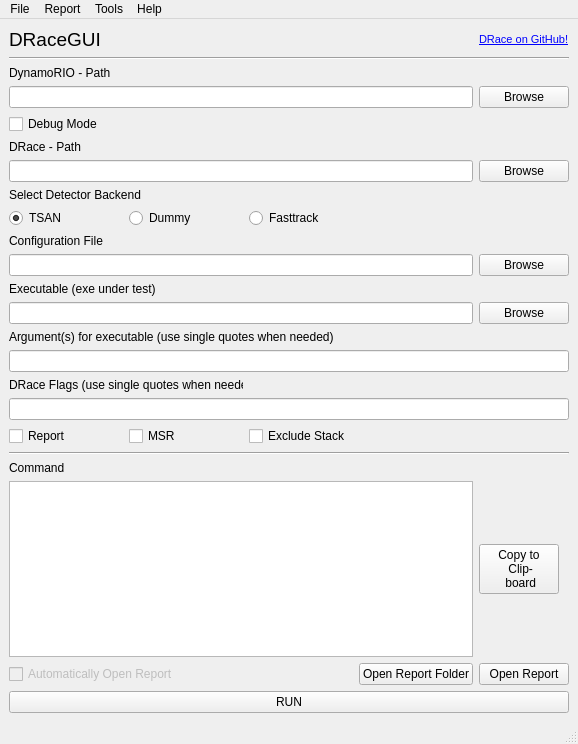
This is tools/DRaceGUI/qt/draceGUI.ui in fmoessbauer/drace as Qt 5 draws it before an edit. The edited form follows.
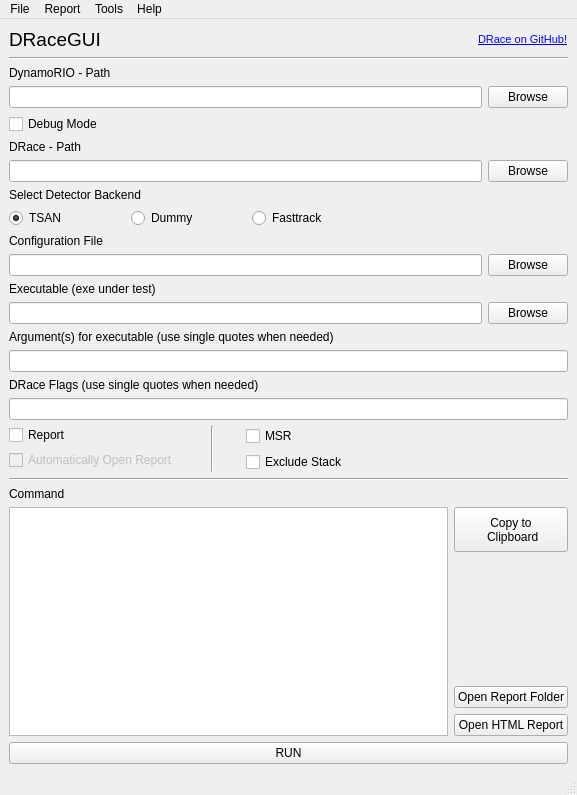
This is the edited form.

Commit message: refactor: rearrange and adjust GUI buttons

Diff of the .ui file:
```diff
--- a/tools/DRaceGUI/qt/draceGUI.ui
+++ b/tools/DRaceGUI/qt/draceGUI.ui
@@ -6,292 +6,447 @@
    <rect>
     <x>0</x>
     <y>0</y>
-    <width>578</width>
-    <height>744</height>
+    <width>577</width>
+    <height>795</height>
    </rect>
   </property>
   <property name="minimumSize">
    <size>
-    <width>578</width>
-    <height>744</height>
+    <width>577</width>
+    <height>795</height>
    </size>
   </property>
   <property name="windowTitle">
    <string>DRaceGUI</string>
   </property>
   <widget class="QWidget" name="centralwidget">
-   <layout class="QGridLayout" name="gridLayout">
-    <item row="12" column="0" colspan="4">
-     <widget class="QLineEdit" name="exe_input"/>
-    </item>
-    <item row="14" column="0" colspan="5">
-     <widget class="QLineEdit" name="exe_args_input"/>
-    </item>
-    <item row="4" column="0" colspan="2">
-     <widget class="QCheckBox" name="dr_debug">
-      <property name="text">
-       <string>Debug Mode</string>
-      </property>
-     </widget>
-    </item>
-    <item row="3" column="4">
-     <widget class="QPushButton" name="dr_path_btn">
-      <property name="text">
-       <string>Browse</string>
-      </property>
-     </widget>
-    </item>
-    <item row="17" column="1">
-     <widget class="QCheckBox" name="msr_box">
-      <property name="text">
-       <string>MSR</string>
-      </property>
-     </widget>
-    </item>
-    <item row="2" column="0" colspan="2">
-     <widget class="QLabel" name="label_2">
-      <property name="text">
-       <string>DynamoRIO - Path</string>
-      </property>
-     </widget>
-    </item>
-    <item row="17" column="0">
-     <widget class="QCheckBox" name="report_creation">
-      <property name="text">
-       <string>Report</string>
-      </property>
-     </widget>
-    </item>
-    <item row="0" column="4">
-     <widget class="QLabel" name="drace_link">
-      <property name="text">
-       <string>&lt;!DOCTYPE HTML PUBLIC &quot;-//W3C//DTD HTML 4.0//EN&quot; &quot;http://www.w3.org/TR/REC-html40/strict.dtd&quot;&gt;
+   <layout class="QVBoxLayout" name="verticalLayout_3">
+    <item>
+     <layout class="QHBoxLayout" name="horizontalLayout">
+      <item alignment="Qt::AlignLeft">
+       <widget class="QLabel" name="label">
+        <property name="font">
+         <font>
+          <pointsize>14</pointsize>
+         </font>
+        </property>
+        <property name="text">
+         <string>DRaceGUI</string>
+        </property>
+       </widget>
+      </item>
+      <item alignment="Qt::AlignRight">
+       <widget class="QLabel" name="drace_link">
+        <property name="text">
+         <string>&lt;!DOCTYPE HTML PUBLIC &quot;-//W3C//DTD HTML 4.0//EN&quot; &quot;http://www.w3.org/TR/REC-html40/strict.dtd&quot;&gt;
 &lt;html&gt;&lt;head&gt;&lt;meta name=&quot;qrichtext&quot; content=&quot;1&quot; /&gt;&lt;style type=&quot;text/css&quot;&gt;
 p, li { white-space: pre-wrap; }
 &lt;/style&gt;&lt;/head&gt;&lt;body style=&quot; font-family:'MS Shell Dlg 2'; font-size:8pt; font-weight:400; font-style:normal;&quot;&gt;
 &lt;p style=&quot; margin-top:12px; margin-bottom:12px; margin-left:0px; margin-right:0px; -qt-block-indent:0; text-indent:0px;&quot;&gt;&lt;a href=&quot;http://www.github.com/siemens/drace/&quot;&gt;&lt;span style=&quot; text-decoration: underline; color:#0000ff;&quot;&gt;DRace on GitHub!&lt;/span&gt;&lt;/a&gt;&lt;/p&gt;&lt;/body&gt;&lt;/html&gt;</string>
-      </property>
-      <property name="textFormat">
-       <enum>Qt::RichText</enum>
-      </property>
-      <property name="openExternalLinks">
-       <bool>true</bool>
-      </property>
-      <property name="textInteractionFlags">
-       <set>Qt::TextBrowserInteraction</set>
-      </property>
-     </widget>
+        </property>
+        <property name="textFormat">
+         <enum>Qt::RichText</enum>
+        </property>
+        <property name="openExternalLinks">
+         <bool>true</bool>
+        </property>
+        <property name="textInteractionFlags">
+         <set>Qt::TextBrowserInteraction</set>
+        </property>
+       </widget>
+      </item>
+     </layout>
     </item>
-    <item row="20" column="0" colspan="4">
-     <widget class="QTextBrowser" name="command_output">
-      <property name="font">
-       <font>
-        <pointsize>8</pointsize>
-       </font>
+    <item>
+     <widget class="Line" name="line">
+      <property name="sizePolicy">
+       <sizepolicy hsizetype="Expanding" vsizetype="Fixed">
+        <horstretch>0</horstretch>
+        <verstretch>0</verstretch>
+       </sizepolicy>
       </property>
-     </widget>
-    </item>
-    <item row="8" column="2">
-     <widget class="QRadioButton" name="fasttrack_btn">
-      <property name="text">
-       <string>Fasttrack</string>
+      <property name="orientation">
+       <enum>Qt::Horizontal</enum>
       </property>
      </widget>
     </item>
-    <item row="17" column="2">
-     <widget class="QCheckBox" name="excl_stack_box">
+    <item>
+     <widget class="QLabel" name="label_2">
       <property name="text">
-       <string>Exclude Stack</string>
+       <string>DynamoRIO - Path</string>
       </property>
      </widget>
     </item>
-    <item row="22" column="0" colspan="5">
-     <widget class="QPushButton" name="run_button">
-      <property name="text">
-       <string>RUN</string>
-      </property>
-     </widget>
+    <item>
+     <layout class="QHBoxLayout" name="horizontalLayout_3">
+      <item>
+       <widget class="QLineEdit" name="dr_path_input">
+        <property name="text">
+         <string/>
+        </property>
+       </widget>
+      </item>
+      <item alignment="Qt::AlignRight">
+       <widget class="QPushButton" name="dr_path_btn">
+        <property name="text">
+         <string>Browse</string>
+        </property>
+       </widget>
+      </item>
+     </layout>
     </item>
-    <item row="6" column="4">
-     <widget class="QPushButton" name="drace_path_btn">
+    <item>
+     <widget class="QCheckBox" name="dr_debug">
       <property name="text">
-       <string>Browse</string>
+       <string>Debug Mode</string>
       </property>
      </widget>
     </item>
-    <item row="11" column="0" colspan="2">
-     <widget class="QLabel" name="label_4">
-      <property name="text">
-       <string>Executable (exe under test)</string>
-      </property>
-     </widget>
-    </item>
-    <item row="3" column="0" colspan="4">
-     <widget class="QLineEdit" name="dr_path_input">
-      <property name="text">
-       <string/>
-      </property>
-     </widget>
-    </item>
-    <item row="7" column="0" colspan="2">
-     <widget class="QLabel" name="label_9">
-      <property name="text">
-       <string>Select Detector Backend</string>
-      </property>
-     </widget>
-    </item>
-    <item row="5" column="0">
+    <item>
      <widget class="QLabel" name="label_7">
       <property name="text">
        <string>DRace - Path</string>
       </property>
      </widget>
     </item>
-    <item row="9" column="0" colspan="2">
+    <item>
+     <layout class="QHBoxLayout" name="horizontalLayout_4">
+      <item>
+       <widget class="QLineEdit" name="drace_path_input"/>
+      </item>
+      <item alignment="Qt::AlignRight">
+       <widget class="QPushButton" name="drace_path_btn">
+        <property name="text">
+         <string>Browse</string>
+        </property>
+       </widget>
+      </item>
+     </layout>
+    </item>
+    <item>
+     <widget class="QLabel" name="label_9">
+      <property name="text">
+       <string>Select Detector Backend</string>
+      </property>
+     </widget>
+    </item>
+    <item>
+     <layout class="QHBoxLayout" name="horizontalLayout_5">
+      <item>
+       <widget class="QRadioButton" name="tsan_btn">
+        <property name="text">
+         <string>TSAN</string>
+        </property>
+        <property name="checked">
+         <bool>true</bool>
+        </property>
+       </widget>
+      </item>
+      <item>
+       <widget class="QRadioButton" name="dummy_btn">
+        <property name="text">
+         <string>Dummy</string>
+        </property>
+       </widget>
+      </item>
+      <item>
+       <widget class="QRadioButton" name="fasttrack_btn">
+        <property name="text">
+         <string>Fasttrack</string>
+        </property>
+       </widget>
+      </item>
+      <item>
+       <spacer name="horizontalSpacer_3">
+        <property name="orientation">
+         <enum>Qt::Horizontal</enum>
+        </property>
+        <property name="sizeType">
+         <enum>QSizePolicy::Preferred</enum>
+        </property>
+        <property name="sizeHint" stdset="0">
+         <size>
+          <width>200</width>
+          <height>20</height>
+         </size>
+        </property>
+       </spacer>
+      </item>
+     </layout>
+    </item>
+    <item>
      <widget class="QLabel" name="label_5">
       <property name="text">
        <string>Configuration File</string>
       </property>
      </widget>
     </item>
-    <item row="10" column="4">
-     <widget class="QPushButton" name="config_browse_btn">
-      <property name="text">
-       <string>Browse</string>
-      </property>
-     </widget>
+    <item>
+     <layout class="QHBoxLayout" name="horizontalLayout_6">
+      <item>
+       <widget class="QLineEdit" name="config_file_input"/>
+      </item>
+      <item alignment="Qt::AlignRight">
+       <widget class="QPushButton" name="config_browse_btn">
+        <property name="text">
+         <string>Browse</string>
+        </property>
+       </widget>
+      </item>
+     </layout>
     </item>
-    <item row="0" column="0">
-     <widget class="QLabel" name="label">
-      <property name="font">
-       <font>
-        <pointsize>14</pointsize>
-       </font>
-      </property>
+    <item>
+     <widget class="QLabel" name="label_4">
       <property name="text">
-       <string>DRaceGUI</string>
+       <string>Executable (exe under test)</string>
       </property>
      </widget>
     </item>
-    <item row="13" column="0" colspan="3">
+    <item>
+     <layout class="QHBoxLayout" name="horizontalLayout_7">
+      <item>
+       <widget class="QLineEdit" name="exe_input"/>
+      </item>
+      <item alignment="Qt::AlignRight">
+       <widget class="QPushButton" name="exe_path_btn">
+        <property name="text">
+         <string>Browse</string>
+        </property>
+       </widget>
+      </item>
+     </layout>
+    </item>
+    <item>
      <widget class="QLabel" name="label_3">
       <property name="text">
        <string>Argument(s) for executable (use single quotes when needed)</string>
       </property>
      </widget>
     </item>
-    <item row="18" column="0" colspan="5">
-     <widget class="Line" name="line_2">
-      <property name="sizePolicy">
-       <sizepolicy hsizetype="Expanding" vsizetype="Fixed">
-        <horstretch>0</horstretch>
-        <verstretch>0</verstretch>
-       </sizepolicy>
-      </property>
-      <property name="orientation">
-       <enum>Qt::Horizontal</enum>
-      </property>
-     </widget>
+    <item>
+     <widget class="QLineEdit" name="exe_args_input"/>
     </item>
-    <item row="20" column="4">
-     <widget class="QPushButton" name="copy_button">
-      <property name="sizePolicy">
-       <sizepolicy hsizetype="Fixed" vsizetype="Fixed">
-        <horstretch>0</horstretch>
-        <verstretch>0</verstretch>
-       </sizepolicy>
-      </property>
-      <property name="text">
-       <string>Copy to 
- Clip- 
- board</string>
-      </property>
-     </widget>
-    </item>
-    <item row="16" column="0" colspan="5">
-     <widget class="QLineEdit" name="flag_input"/>
-    </item>
-    <item row="21" column="4">
-     <widget class="QPushButton" name="report_open">
-      <property name="text">
-       <string>Open Report</string>
-      </property>
-     </widget>
-    </item>
-    <item row="8" column="0">
-     <widget class="QRadioButton" name="tsan_btn">
-      <property name="text">
-       <string>TSAN</string>
-      </property>
-      <property name="checked">
-       <bool>true</bool>
-      </property>
-     </widget>
-    </item>
-    <item row="1" column="0" colspan="5">
-     <widget class="Line" name="line">
-      <property name="sizePolicy">
-       <sizepolicy hsizetype="Expanding" vsizetype="Fixed">
-        <horstretch>0</horstretch>
-        <verstretch>0</verstretch>
-       </sizepolicy>
-      </property>
-      <property name="orientation">
-       <enum>Qt::Horizontal</enum>
-      </property>
-     </widget>
-    </item>
-    <item row="12" column="4">
-     <widget class="QPushButton" name="exe_path_btn">
-      <property name="text">
-       <string>Browse</string>
-      </property>
-     </widget>
-    </item>
-    <item row="15" column="0" colspan="2">
+    <item>
      <widget class="QLabel" name="label_10">
       <property name="text">
        <string>DRace Flags (use single quotes when needed)</string>
       </property>
      </widget>
     </item>
-    <item row="19" column="0" colspan="2">
+    <item>
+     <widget class="QLineEdit" name="flag_input"/>
+    </item>
+    <item>
+     <layout class="QHBoxLayout" name="horizontalLayout_2">
+      <item>
+       <layout class="QVBoxLayout" name="verticalLayout">
+        <item>
+         <widget class="QCheckBox" name="report_creation">
+          <property name="sizePolicy">
+           <sizepolicy hsizetype="Minimum" vsizetype="Fixed">
+            <horstretch>0</horstretch>
+            <verstretch>0</verstretch>
+           </sizepolicy>
+          </property>
+          <property name="minimumSize">
+           <size>
+            <width>170</width>
+            <height>16</height>
+           </size>
+          </property>
+          <property name="maximumSize">
+           <size>
+            <width>212</width>
+            <height>16</height>
+           </size>
+          </property>
+          <property name="text">
+           <string>Report</string>
+          </property>
+         </widget>
+        </item>
+        <item>
+         <widget class="QCheckBox" name="report_auto_open_box">
+          <property name="enabled">
+           <bool>false</bool>
+          </property>
+          <property name="sizePolicy">
+           <sizepolicy hsizetype="Minimum" vsizetype="Fixed">
+            <horstretch>0</horstretch>
+            <verstretch>0</verstretch>
+           </sizepolicy>
+          </property>
+          <property name="minimumSize">
+           <size>
+            <width>170</width>
+            <height>16</height>
+           </size>
+          </property>
+          <property name="text">
+           <string>Automatically Open Report</string>
+          </property>
+          <property name="checkable">
+           <bool>true</bool>
+          </property>
+         </widget>
+        </item>
+       </layout>
+      </item>
+      <item>
+       <widget class="Line" name="line_3">
+        <property name="sizePolicy">
+         <sizepolicy hsizetype="Minimum" vsizetype="Minimum">
+          <horstretch>0</horstretch>
+          <verstretch>0</verstretch>
+         </sizepolicy>
+        </property>
+        <property name="minimumSize">
+         <size>
+          <width>40</width>
+          <height>41</height>
+         </size>
+        </property>
+        <property name="orientation">
+         <enum>Qt::Vertical</enum>
+        </property>
+       </widget>
+      </item>
+      <item>
+       <layout class="QVBoxLayout" name="verticalLayout_2">
+        <item>
+         <widget class="QCheckBox" name="msr_box">
+          <property name="sizePolicy">
+           <sizepolicy hsizetype="Minimum" vsizetype="Fixed">
+            <horstretch>0</horstretch>
+            <verstretch>0</verstretch>
+           </sizepolicy>
+          </property>
+          <property name="text">
+           <string>MSR</string>
+          </property>
+         </widget>
+        </item>
+        <item>
+         <widget class="QCheckBox" name="excl_stack_box">
+          <property name="sizePolicy">
+           <sizepolicy hsizetype="Minimum" vsizetype="Fixed">
+            <horstretch>0</horstretch>
+            <verstretch>0</verstretch>
+           </sizepolicy>
+          </property>
+          <property name="text">
+           <string>Exclude Stack</string>
+          </property>
+         </widget>
+        </item>
+       </layout>
+      </item>
+      <item>
+       <spacer name="horizontalSpacer">
+        <property name="orientation">
+         <enum>Qt::Horizontal</enum>
+        </property>
+        <property name="sizeType">
+         <enum>QSizePolicy::Preferred</enum>
+        </property>
+        <property name="sizeHint" stdset="0">
+         <size>
+          <width>220</width>
+          <height>20</height>
+         </size>
+        </property>
+       </spacer>
+      </item>
+     </layout>
+    </item>
+    <item>
+     <widget class="Line" name="line_2">
+      <property name="sizePolicy">
+       <sizepolicy hsizetype="Expanding" vsizetype="Fixed">
+        <horstretch>0</horstretch>
+        <verstretch>0</verstretch>
+       </sizepolicy>
+      </property>
+      <property name="orientation">
+       <enum>Qt::Horizontal</enum>
+      </property>
+     </widget>
+    </item>
+    <item>
      <widget class="QLabel" name="label_8">
       <property name="text">
        <string>Command</string>
       </property>
      </widget>
     </item>
-    <item row="8" column="1">
-     <widget class="QRadioButton" name="dummy_btn">
-      <property name="text">
-       <string>Dummy</string>
-      </property>
-     </widget>
+    <item>
+     <layout class="QHBoxLayout" name="horizontalLayout_8">
+      <item>
+       <widget class="QTextBrowser" name="command_output">
+        <property name="font">
+         <font>
+          <pointsize>8</pointsize>
+         </font>
+        </property>
+       </widget>
+      </item>
+      <item>
+       <layout class="QVBoxLayout" name="verticalLayout_4">
+        <item>
+         <widget class="QPushButton" name="copy_button">
+          <property name="sizePolicy">
+           <sizepolicy hsizetype="Minimum" vsizetype="Fixed">
+            <horstretch>0</horstretch>
+            <verstretch>0</verstretch>
+           </sizepolicy>
+          </property>
+          <property name="minimumSize">
+           <size>
+            <width>93</width>
+            <height>45</height>
+           </size>
+          </property>
+          <property name="text">
+           <string>Copy to 
+ Clipboard</string>
+          </property>
+         </widget>
+        </item>
+        <item>
+         <spacer name="verticalSpacer">
+          <property name="orientation">
+           <enum>Qt::Vertical</enum>
+          </property>
+          <property name="sizeHint" stdset="0">
+           <size>
+            <width>20</width>
+            <height>40</height>
+           </size>
+          </property>
+         </spacer>
+        </item>
+        <item alignment="Qt::AlignBottom">
+         <widget class="QPushButton" name="report_folder_open">
+          <property name="text">
+           <string>Open Report Folder</string>
+          </property>
+         </widget>
+        </item>
+        <item alignment="Qt::AlignBottom">
+         <widget class="QPushButton" name="report_open">
+          <property name="text">
+           <string>Open HTML Report</string>
+          </property>
+         </widget>
+        </item>
+       </layout>
+      </item>
+     </layout>
     </item>
-    <item row="6" column="0" colspan="4">
-     <widget class="QLineEdit" name="drace_path_input"/>
-    </item>
-    <item row="10" column="0" colspan="4">
-     <widget class="QLineEdit" name="config_file_input"/>
-    </item>
-    <item row="21" column="0" colspan="2">
-     <widget class="QCheckBox" name="report_auto_open_box">
-      <property name="enabled">
-       <bool>false</bool>
-      </property>
+    <item>
+     <widget class="QPushButton" name="run_button">
       <property name="text">
-       <string>Automatically Open Report</string>
-      </property>
-      <property name="checkable">
-       <bool>true</bool>
-      </property>
-     </widget>
-    </item>
-    <item row="21" column="3">
-     <widget class="QPushButton" name="report_folder_open">
-      <property name="text">
-       <string>Open Report Folder</string>
+       <string>RUN</string>
       </property>
      </widget>
     </item>
@@ -302,8 +457,8 @@
     <rect>
      <x>0</x>
      <y>0</y>
-     <width>578</width>
-     <height>21</height>
+     <width>577</width>
+     <height>26</height>
     </rect>
    </property>
    <widget class="QMenu" name="menuDRace">
```
Left out of the diff: 13 changed lines with no effect on the pictures. The commit also changes 3 other files.
